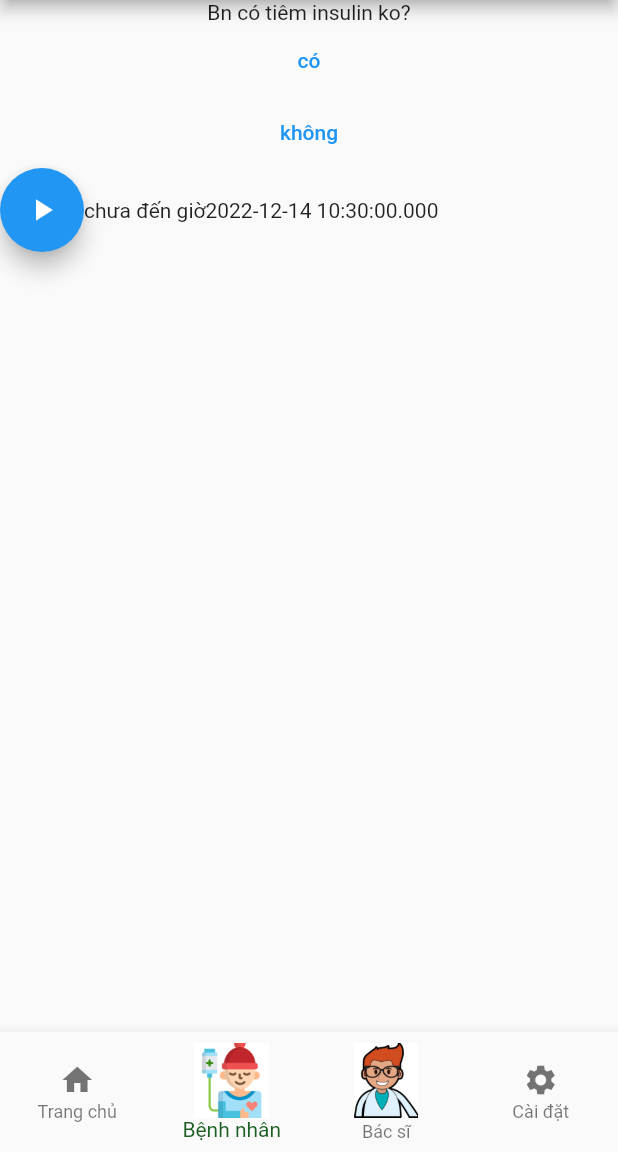
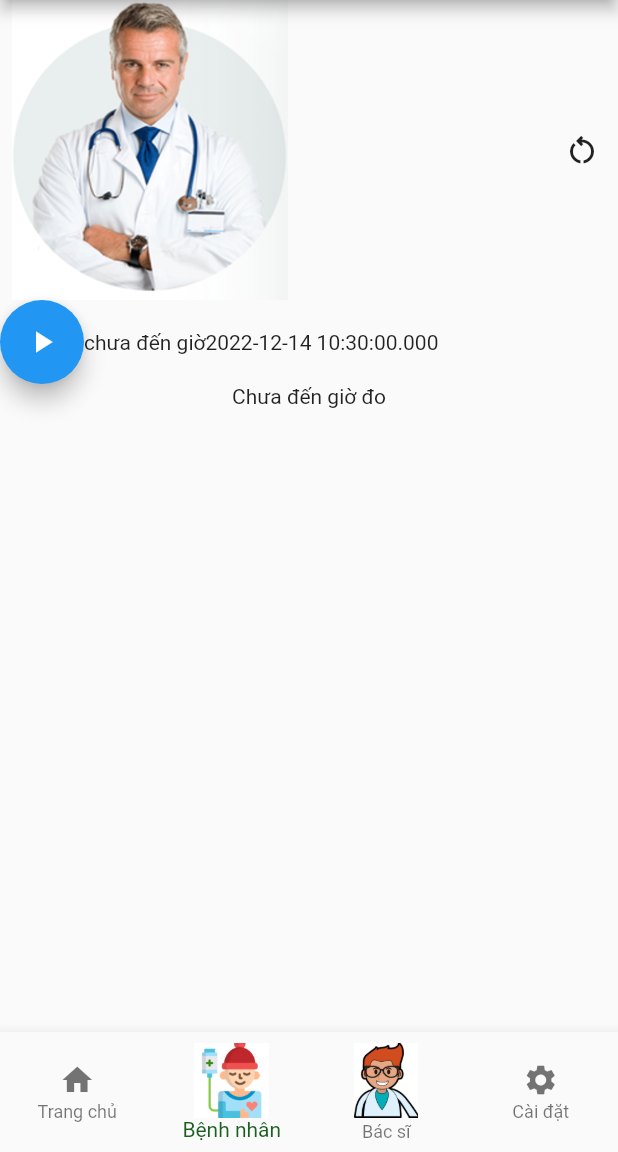
Before and after one commit to anthule123/bloc_app, a Flutter app: the screen it shows after launch, item 2 of the bottom bar chosen, on a phone screen of 412 x 824 dp, the part 84-1236 px from its top. Run offline on Flutter 3.47's test engine with Material 2 defaults, Android fonts, the phone set to English and light mode, and no system bars; drawn by our look-alikes of salomon_bottom_bar; our stand-ins replace bloc, cloud_firestore, connectivity_plus, equatable, firebase_core, firebase_storage and 2 more; accounts and stored records are empty.

Commit message:
thêm ảnh bác sĩ

```diff
--- a/lib/presentation/screens/1_current_patient_screens/patient_screen.dart
+++ b/lib/presentation/screens/1_current_patient_screens/patient_screen.dart
@@ -31,7 +31,87 @@ class PatientScreen extends StatelessWidget {
       ),
       body: Column(
         children: [
-          BlocBuilder<PatientStatusCubit, PatientStatus>(
+          DoctorImage(),
+          TestTime(),
+          BlocBuilder<TimerBloc, TimerState>(
+            builder: ((context, state) {
+              if (inSondeRange(DateTime.now()))
+                return Column(
+                  children: [
+                    Text('Đến giờ đo'),
+                    SondeTreatment(),
+                  ],
+                );
+              else
+                return Text('Chưa đến giờ đo');
+            }),
+          ),
+        ],
+      ),
+      // body: top_navigation_bar_patient(),
+      bottomNavigationBar: BottomNavigatorBar(),
+    );
+  }
+}
+
+class DoctorImage extends StatelessWidget {
+  const DoctorImage({
+    Key? key,
+  }) : super(key: key);
+
+  @override
+  Widget build(BuildContext context) {
+    return Center(
+      child: Column(
+        children: [
+          Row(
+            children: [
+              Container(
+                color: Colors.white,
+                // width: widthDevideMethod(0.1),
+                // height: heightDevideMethod(0.372),
+              ),
+              SizedBox(
+                  // width: widthDevideMethod(0.7),
+                  child: Image.asset("assets/images/doctor.jpg",
+                      height: 200, width: 200, fit: BoxFit.fitHeight)),
+              Expanded(
+                  child: Container(
+                      //  height:
+                      //   heightDevideMethod(0.372),
+                      color: const Color(0xfff5f6f6))),
+              ResetPatientStatusButton(),
+            ],
+          ),
+        ],
+      ),
+    );
+  }
+}
+
+class ResetPatientStatusButton extends StatelessWidget {
+  const ResetPatientStatusButton({
+    Key? key,
+  }) : super(key: key);
+
+  @override
+  Widget build(BuildContext context) {
+    return IconButton(
+        onPressed: () {
+          context.read<PatientStatusCubit>().update(PatientStatus.firstAsk);
+        },
+        icon: Icon(Icons.restart_alt_outlined));
+  }
+}
+
+class SondeTreatment extends StatelessWidget {
+  const SondeTreatment({
+    Key? key,
+  }) : super(key: key);
+
+  @override
+  Widget build(BuildContext context) {
+    return BlocBuilder<PatientStatusCubit, PatientStatus>(
       builder: (context, state) {
         if (state == PatientStatus.firstAsk) {
           return Column(
@@ -60,12 +140,6 @@ class PatientScreen extends StatelessWidget {
         else
           return Column();
       },
-          ),
-          TestTime(),
-        ],
-      ),
-      // body: top_navigation_bar_patient(),
-      bottomNavigationBar: BottomNavigatorBar(),
     );
   }
 }
--- a/pubspec.yaml
+++ b/pubspec.yaml
@@ -76,6 +76,7 @@ flutter:
   # To add assets to your application, add an assets section, like this:
   assets:
       - assets/icons/
+      - assets/images/
   #   - images/a_dot_burr.jpeg
   #   - images/a_dot_ham.jpeg
 
```
Also changed, not shown: assets/images/doctor.jpg (added), assets/saying/bbchat.png (added), assets/saying/bbchat1.png (added). Lines whose indentation alone changed are shown as unchanged.
